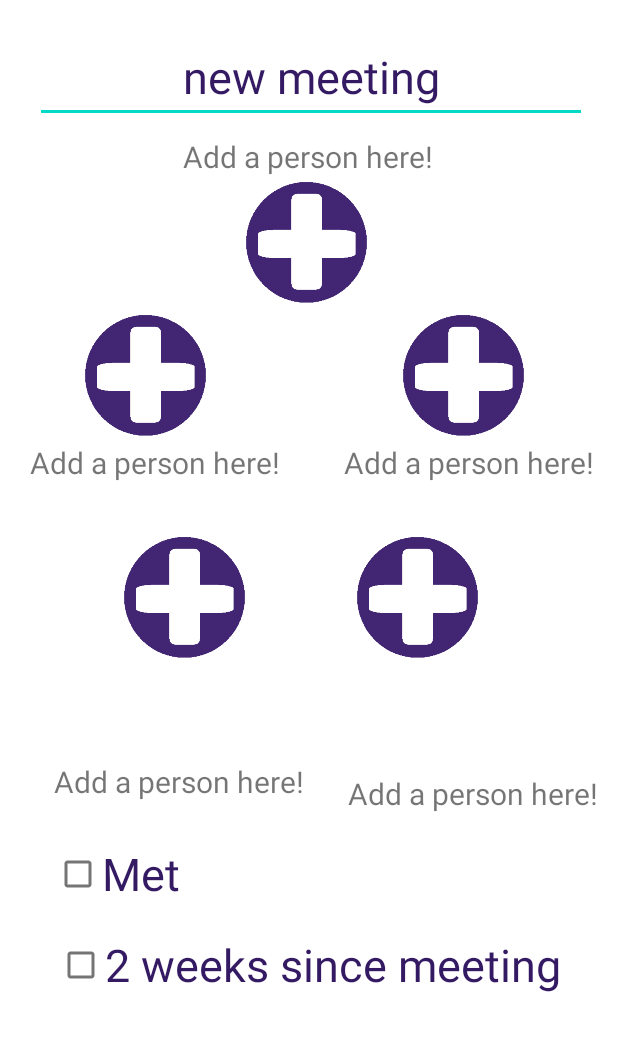
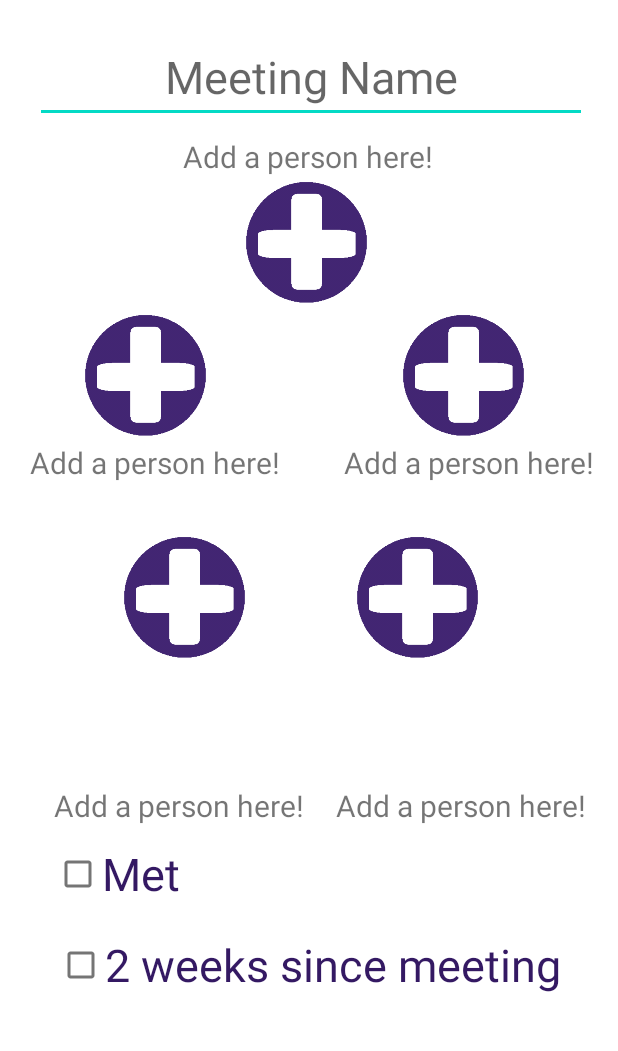
Before and after one commit to dChakr/ICHelloWorld, an Android app: the CreateGroupClass screen opened directly, with no data from a screen before it, on a phone screen of 412 x 824 dp, the part 146-1197 px from its top. Run offline under Robolectric (Android 15) with nearby library versions, the light colour scheme and no system bars; our stand-ins replace Firebase (no records; nobody signed in at launch, a user with empty details on screens opened directly).

Commit message:
create group arrangement + title

```diff
--- a/app/src/main/java/com/example/covidfriendsappthing/CreateGroupClass.java
+++ b/app/src/main/java/com/example/covidfriendsappthing/CreateGroupClass.java
@@ -20,6 +20,7 @@ public class CreateGroupClass extends AppCompatActivity {
     static String user3;
     static String user4;
     static String user5;
+    static String meetingName;
 
     @Override
     protected void onCreate(Bundle savedInstanceState) {
@@ -32,42 +33,49 @@ public class CreateGroupClass extends AppCompatActivity {
         ImageButton person4 = findViewById(R.id.Person4);
         ImageButton person5 = findViewById(R.id.Person5);
 
+        EditText meetingNameBox = findViewById(R.id.meeting_name);
+
         Intent myGroupsIntent = new Intent(CreateGroupClass.this, FriendsClass.class);
 
         EditText meetingNameField = findViewById(R.id.reg_username);
-        String meetingName = "new meeting";//meetingNameField.getText().toString();
+        //String meetingName = "new meeting";//meetingNameField.getText().toString();
 
         person1.setOnClickListener(view -> {
+            meetingName = meetingNameBox.getText().toString();
+
             myGroupsIntent.putExtra("Setter", person1.getId());
-
             startActivity(myGroupsIntent);
         });
 
 
         person2.setOnClickListener(view -> {
+            meetingName = meetingNameBox.getText().toString();
+
             myGroupsIntent.putExtra("Setter", person2.getId());
-
             startActivity(myGroupsIntent);
         });
 
 
         person3.setOnClickListener(view -> {
+            meetingName = meetingNameBox.getText().toString();
+
             myGroupsIntent.putExtra("Setter", person3.getId());
-
             startActivity(myGroupsIntent);
         });
 
 
         person4.setOnClickListener(view -> {
+            meetingName = meetingNameBox.getText().toString();
+
             myGroupsIntent.putExtra("Setter", person4.getId());
-
             startActivity(myGroupsIntent);
         });
 
 
         person5.setOnClickListener(view -> {
+            meetingName = meetingNameBox.getText().toString();
+
             myGroupsIntent.putExtra("Setter", person5.getId());
-
             startActivity(myGroupsIntent);
         });
 
--- a/app/src/main/res/layout/create_group.xml
+++ b/app/src/main/res/layout/create_group.xml
@@ -23,7 +23,7 @@
         android:layout_height="wrap_content"
         android:layout_marginStart="36dp"
         android:layout_marginLeft="36dp"
-        android:layout_marginBottom="192dp"
+        android:layout_marginBottom="176dp"
         android:text="Add a person here!"
         android:textSize="20sp"
         app:layout_constraintBottom_toBottomOf="parent"
@@ -134,9 +134,9 @@
         android:id="@+id/person5_name"
         android:layout_width="wrap_content"
         android:layout_height="wrap_content"
-        android:layout_marginStart="232dp"
-        android:layout_marginLeft="232dp"
-        android:layout_marginBottom="184dp"
+        android:layout_marginStart="224dp"
+        android:layout_marginLeft="224dp"
+        android:layout_marginBottom="176dp"
         android:text="Add a person here!"
         android:textSize="20sp"
         app:layout_constraintBottom_toBottomOf="parent"
```
